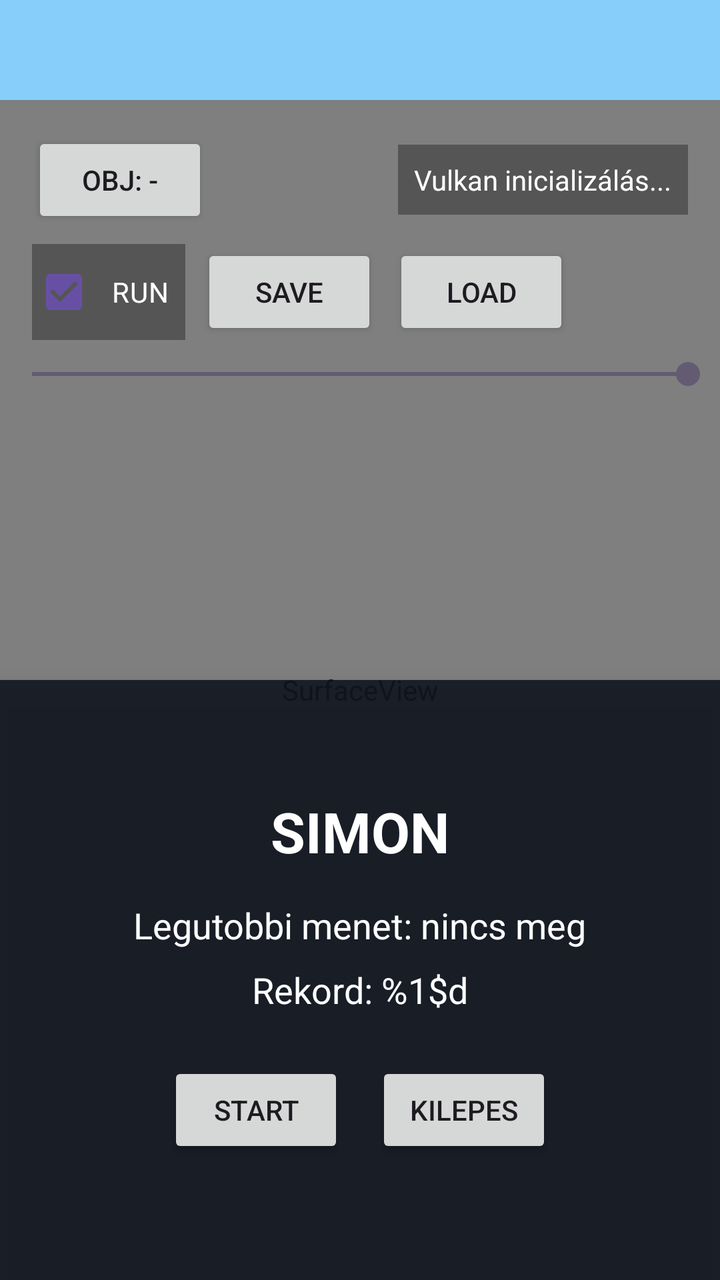
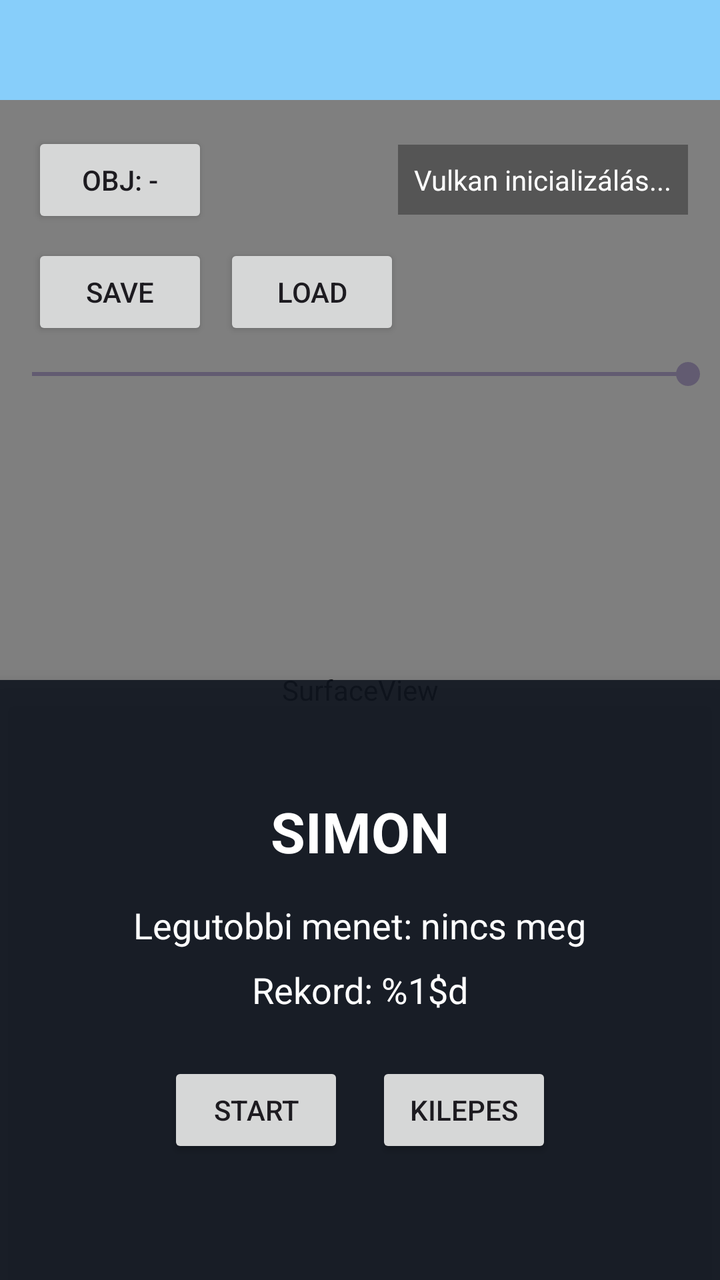

Before-and-after screenshots of an Android layout around one commit, followed by the original layout XML and the change that was made.
<!-- AndroidManifest.xml: application theme Theme.SimonApp -->
<!-- res/layout/activity_main.xml -->
<?xml version="1.0" encoding="utf-8"?>
<LinearLayout xmlns:android="http://schemas.android.com/apk/res/android"
    xmlns:tools="http://schemas.android.com/tools"
    android:id="@+id/main"
    android:layout_width="match_parent"
    android:layout_height="match_parent"
    android:orientation="vertical"
    tools:context=".MainActivity">

    <FrameLayout
        android:id="@+id/ad_container"
        android:layout_width="match_parent"
        android:layout_height="@dimen/ad_container_height"
        android:background="@color/ad_container_background"
        android:importantForAccessibility="no" />

    <FrameLayout
        android:id="@+id/game_container"
        android:layout_width="match_parent"
        android:layout_height="0dp"
        android:layout_weight="1">

        <SurfaceView
            android:id="@+id/vulkan_surface"
            android:layout_width="match_parent"
            android:layout_height="match_parent" />

        <LinearLayout
            android:id="@+id/top_overlay_controls"
            android:layout_width="match_parent"
            android:layout_height="wrap_content"
            android:layout_gravity="top"
            android:layout_marginTop="16dp"
            android:orientation="vertical">

            <LinearLayout
                android:layout_width="match_parent"
                android:layout_height="wrap_content"
                android:layout_marginStart="16dp"
                android:layout_marginEnd="16dp"
                android:gravity="center_vertical"
                android:orientation="horizontal">

                <Button
                    android:id="@+id/button"
                    android:layout_width="wrap_content"
                    android:layout_height="wrap_content"
                    android:text="Obj: -" />

                <View
                    android:layout_width="0dp"
                    android:layout_height="1dp"
                    android:layout_weight="1" />

                <TextView
                    android:id="@+id/status_text"
                    android:layout_width="wrap_content"
                    android:layout_height="wrap_content"
                    android:background="#55000000"
                    android:padding="8dp"
                    android:text="@string/vulkan_initializing"
                    android:textColor="#FFFFFF" />

            </LinearLayout>

            <LinearLayout
                android:layout_width="wrap_content"
                android:layout_height="wrap_content"
                android:layout_marginStart="16dp"
                android:layout_marginTop="8dp"
                android:layout_marginEnd="16dp"
                android:orientation="horizontal">

                <CheckBox
                    android:id="@+id/run_pause_checkbox"
                    android:layout_width="wrap_content"
                    android:layout_height="wrap_content"
                    android:background="#55000000"
                    android:checked="true"
                    android:padding="8dp"
                    android:text="@string/run_pause_checkbox"
                    android:textColor="#FFFFFF" />

                <Button
                    android:id="@+id/save_button"
                    android:layout_width="wrap_content"
                    android:layout_height="wrap_content"
                    android:layout_marginStart="8dp"
                    android:text="@string/save_button_label" />

                <Button
                    android:id="@+id/load_button"
                    android:layout_width="wrap_content"
                    android:layout_height="wrap_content"
                    android:layout_marginStart="8dp"
                    android:text="@string/load_button_label" />

            </LinearLayout>

            <SeekBar
                android:id="@+id/button_volume_seekbar"
                android:layout_width="match_parent"
                android:layout_height="wrap_content"
                android:layout_marginTop="8dp"
                android:contentDescription="@string/button_volume_seekbar_description"
                android:max="100"
                android:progress="100" />

        </LinearLayout>

        <LinearLayout
            android:id="@+id/game_menu_overlay"
            android:layout_width="match_parent"
            android:layout_height="@dimen/game_menu_overlay_min_height"
            android:layout_gravity="bottom"
            android:background="@color/game_menu_overlay_background"
            android:clickable="true"
            android:elevation="8dp"
            android:focusable="true"
            android:gravity="center"
            android:orientation="vertical"
            android:paddingStart="24dp"
            android:paddingTop="20dp"
            android:paddingEnd="24dp"
            android:paddingBottom="24dp">

            <TextView
                android:id="@+id/game_menu_title"
                android:layout_width="wrap_content"
                android:layout_height="wrap_content"
                android:text="@string/game_menu_title"
                android:textColor="@color/game_menu_overlay_text"
                android:textSize="28sp"
                android:textStyle="bold" />

            <TextView
                android:id="@+id/last_result_text"
                android:layout_width="wrap_content"
                android:layout_height="wrap_content"
                android:layout_marginTop="16dp"
                android:text="@string/game_menu_no_last_result"
                android:textColor="@color/game_menu_overlay_text"
                android:textSize="18sp" />

            <TextView
                android:id="@+id/record_text"
                android:layout_width="wrap_content"
                android:layout_height="wrap_content"
                android:layout_marginTop="8dp"
                android:text="@string/game_menu_record"
                android:textColor="@color/game_menu_overlay_text"
                android:textSize="18sp" />

            <LinearLayout
                android:layout_width="wrap_content"
                android:layout_height="wrap_content"
                android:layout_marginTop="24dp"
                android:gravity="center"
                android:orientation="horizontal">

                <Button
                    android:id="@+id/start_game_button"
                    android:layout_width="wrap_content"
                    android:layout_height="wrap_content"
                    android:text="@string/game_start_button_label" />

                <Button
                    android:id="@+id/exit_game_button"
                    android:layout_width="wrap_content"
                    android:layout_height="wrap_content"
                    android:layout_marginStart="16dp"
                    android:text="@string/game_exit_button_label" />

            </LinearLayout>

        </LinearLayout>

    </FrameLayout>

</LinearLayout>
<!-- resources referenced by this layout -->
<resources>
  <color name="ad_container_background">#87CEFA</color>
  <color name="game_menu_overlay_background">#E6101620</color>
  <color name="game_menu_overlay_text">#FFFFFFFF</color>
  <dimen name="ad_container_height">50dp</dimen>
  <dimen name="game_menu_overlay_min_height">300dp</dimen>
  <string name="button_volume_seekbar_description">Button volume</string>
  <string name="game_exit_button_label">KILEPES</string>
  <string name="game_menu_no_last_result">Legutobbi menet: nincs meg</string>
  <string name="game_menu_record">Rekord: %1$d</string>
  <string name="game_menu_title">SIMON</string>
  <string name="game_start_button_label">START</string>
  <string name="load_button_label">LOAD</string>
  <string name="run_pause_checkbox">RUN</string>
  <string name="save_button_label">SAVE</string>
  <string name="vulkan_initializing">Vulkan inicializálás...</string>
  <style name="Theme.SimonApp" parent="Base.Theme.SimonApp" />
  <style name="Base.Theme.SimonApp" parent="Theme.Material3.DayNight.NoActionBar">
          
          
      </style>
</resources>

<!-- the commit's change to res/layout/activity_main.xml (unified diff, before → after) -->
@@ -71,21 +71,10 @@
                 android:layout_marginEnd="16dp"
                 android:orientation="horizontal">
 
-                <CheckBox
-                    android:id="@+id/run_pause_checkbox"
-                    android:layout_width="wrap_content"
-                    android:layout_height="wrap_content"
-                    android:background="#55000000"
-                    android:checked="true"
-                    android:padding="8dp"
-                    android:text="@string/run_pause_checkbox"
-                    android:textColor="#FFFFFF" />
-
                 <Button
                     android:id="@+id/save_button"
                     android:layout_width="wrap_content"
                     android:layout_height="wrap_content"
-                    android:layout_marginStart="8dp"
                     android:text="@string/save_button_label" />
 
                 <Button
<!-- resource entries referenced after the edit -->
@@ -12,7 +12,6 @@
   <string name="game_menu_title">SIMON</string>
   <string name="game_start_button_label">START</string>
   <string name="load_button_label">LOAD</string>
-  <string name="run_pause_checkbox">RUN</string>
   <string name="save_button_label">SAVE</string>
   <string name="vulkan_initializing">Vulkan inicializálás...</string>
   <style name="Theme.SimonApp" parent="Base.Theme.SimonApp" />
